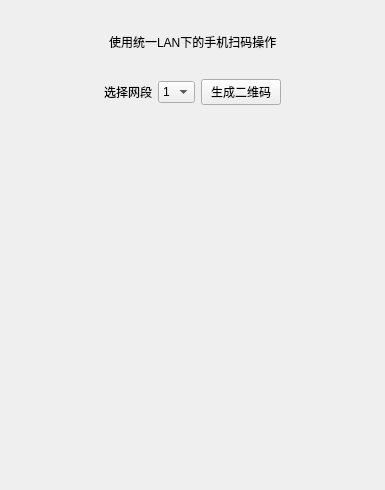
Before: the Qt Designer form webreceive.ui in qianqianjun/QinLinTransfer, drawn with Qt 5.
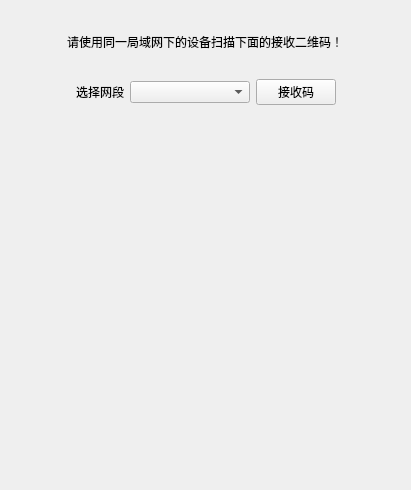
After: the same form once the commit is applied.

The edit to the form file:
```diff
--- a/webreceive.ui
+++ b/webreceive.ui
@@ -6,7 +6,7 @@
    <rect>
     <x>0</x>
     <y>0</y>
-    <width>385</width>
+    <width>411</width>
     <height>490</height>
    </rect>
   </property>
@@ -36,7 +36,7 @@
          <item>
           <widget class="QLabel" name="label">
            <property name="text">
-            <string>使用统一LAN下的手机扫码操作</string>
+            <string>请使用同一局域网下的设备扫描下面的接收二维码！</string>
            </property>
           </widget>
          </item>
@@ -80,23 +80,37 @@
           </widget>
          </item>
          <item>
-          <widget class="QComboBox" name="comboBox">
-           <item>
-            <property name="text">
-             <string>1</string>
-            </property>
-           </item>
-           <item>
-            <property name="text">
-             <string>2</string>
-            </property>
-           </item>
+          <widget class="QComboBox" name="ips_combox">
+           <property name="sizePolicy">
+            <sizepolicy hsizetype="Fixed" vsizetype="Fixed">
+             <horstretch>0</horstretch>
+             <verstretch>0</verstretch>
+            </sizepolicy>
+           </property>
+           <property name="minimumSize">
+            <size>
+             <width>120</width>
+             <height>0</height>
+            </size>
+           </property>
+           <property name="maximumSize">
+            <size>
+             <width>120</width>
+             <height>16777215</height>
+            </size>
+           </property>
           </widget>
          </item>
          <item>
           <widget class="QPushButton" name="pushButton">
+           <property name="sizePolicy">
+            <sizepolicy hsizetype="Fixed" vsizetype="Fixed">
+             <horstretch>0</horstretch>
+             <verstretch>0</verstretch>
+            </sizepolicy>
+           </property>
            <property name="text">
-            <string>生成二维码</string>
+            <string>接收码</string>
            </property>
           </widget>
          </item>
```
